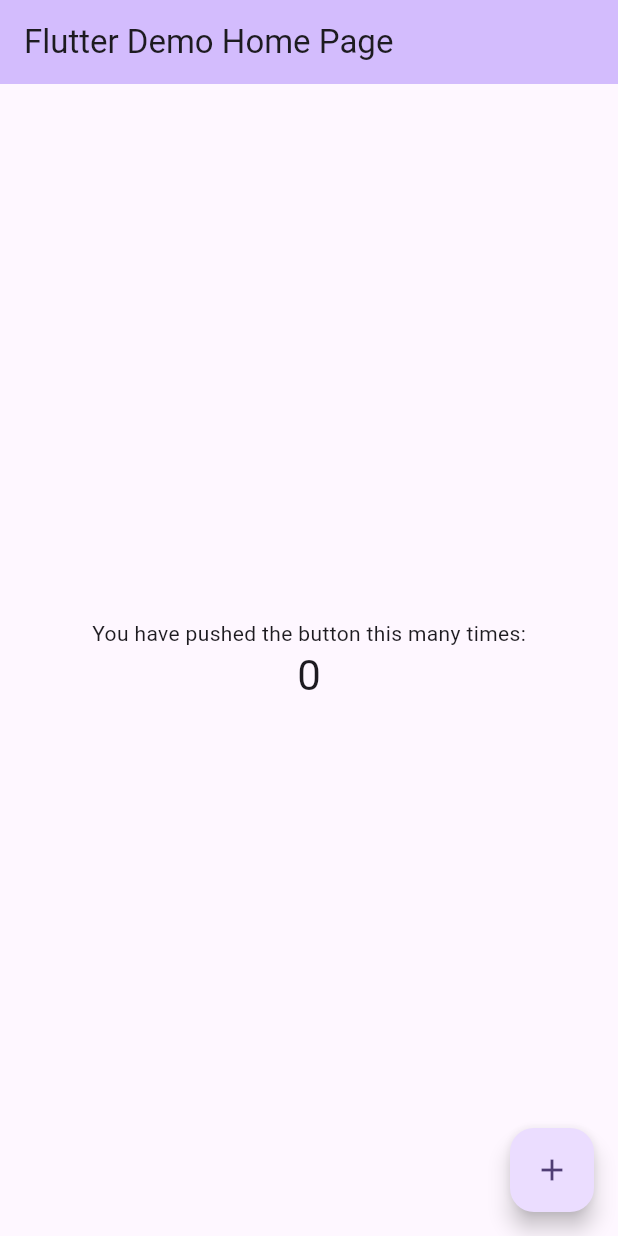
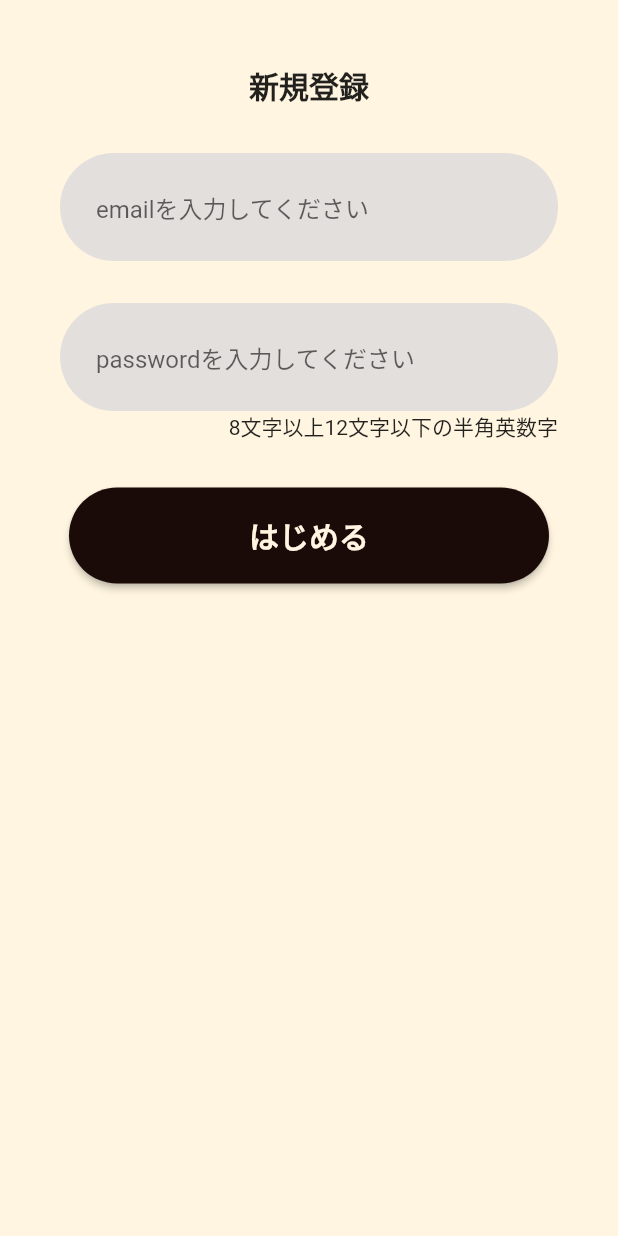
Before and after one commit to mine2424/flagger_app, a Flutter app: the screen it shows after launch, on a phone screen of 412 x 824 dp. Run offline on Flutter 3.47's test engine with Material 2 defaults, Android fonts, the phone set to English and light mode, and no system bars; our stand-ins replace flutter_riverpod, gap, hooks_riverpod.

Commit message:
signUp画面作成

```diff
--- a/lib/main.dart
+++ b/lib/main.dart
@@ -1,126 +1,27 @@
 import 'package:flutter/material.dart';
+import 'package:flutter_riverpod/flutter_riverpod.dart';
 import 'package:hooks_riverpod/hooks_riverpod.dart';
+import 'package:oprol_template/presentation/screen/auth_screen/sign_up_screen.dart';
 
-void main() {
+
+void main() async {
   runApp(const ProviderScope(child: MyApp()));
 }
 
-class MyApp extends StatelessWidget {
+class MyApp extends HookConsumerWidget {
   const MyApp({super.key});
 
-  // This widget is the root of your application.
   @override
-  Widget build(BuildContext context) {
+  Widget build(BuildContext context, WidgetRef ref) {
+
     return MaterialApp(
-      title: 'Flutter Demo',
-      theme: ThemeData(
-        // This is the theme of your application.
-        //
-        // TRY THIS: Try running your application with "flutter run". You'll see
-        // the application has a blue toolbar. Then, without quitting the app,
-        // try changing the seedColor in the colorScheme below to Colors.green
-        // and then invoke "hot reload" (save your changes or press the "hot
-        // reload" button in a Flutter-supported IDE, or press "r" if you used
-        // the command line to start the app).
-        //
-        // Notice that the counter didn't reset back to zero; the application
-        // state is not lost during the reload. To reset the state, use hot
-        // restart instead.
-        //
-        // This works for code too, not just values: Most code changes can be
-        // tested with just a hot reload.
-        colorScheme: ColorScheme.fromSeed(seedColor: Colors.deepPurple),
-        useMaterial3: true,
-      ),
-      home: const MyHomePage(title: 'Flutter Demo Home Page'),
+        debugShowCheckedModeBanner: false,
+        title: 'beta',
+        theme: ThemeData(
+          primarySwatch: Colors.blue,
+        ),
+        home: const SignUpScreen()
     );
+
   }
 }
-
-class MyHomePage extends StatefulWidget {
-  const MyHomePage({required this.title, super.key});
-
-  // This widget is the home page of your application. It is stateful, meaning
-  // that it has a State object (defined below) that contains fields that affect
-  // how it looks.
-
-  // This class is the configuration for the state. It holds the values (in this
-  // case the title) provided by the parent (in this case the App widget) and
-  // used by the build method of the State. Fields in a Widget subclass are
-  // always marked "final".
-
-  final String title;
-
-  @override
-  State<MyHomePage> createState() => _MyHomePageState();
-}
-
-class _MyHomePageState extends State<MyHomePage> {
-  int _counter = 0;
-
-  void _incrementCounter() {
-    setState(() {
-      // This call to setState tells the Flutter framework that something has
-      // changed in this State, which causes it to rerun the build method below
-      // so that the display can reflect the updated values. If we changed
-      // _counter without calling setState(), then the build method would not be
-      // called again, and so nothing would appear to happen.
-      _counter++;
-    });
-  }
-
-  @override
-  Widget build(BuildContext context) {
-    // This method is rerun every time setState is called, for instance as done
-    // by the _incrementCounter method above.
-    //
-    // The Flutter framework has been optimized to make rerunning build methods
-    // fast, so that you can just rebuild anything that needs updating rather
-    // than having to individually change instances of widgets.
-    return Scaffold(
-      appBar: AppBar(
-        // TRY THIS: Try changing the color here to a specific color (to
-        // Colors.amber, perhaps?) and trigger a hot reload to see the AppBar
-        // change color while the other colors stay the same.
-        backgroundColor: Theme.of(context).colorScheme.inversePrimary,
-        // Here we take the value from the MyHomePage object that was created by
-        // the App.build method, and use it to set our appbar title.
-        title: Text(widget.title),
-      ),
-      body: Center(
-        // Center is a layout widget. It takes a single child and positions it
-        // in the middle of the parent.
-        child: Column(
-          // Column is also a layout widget. It takes a list of children and
-          // arranges them vertically. By default, it sizes itself to fit its
-          // children horizontally, and tries to be as tall as its parent.
-          //
-          // Column has various properties to control how it sizes itself and
-          // how it positions its children. Here we use mainAxisAlignment to
-          // center the children vertically; the main axis here is the vertical
-          // axis because Columns are vertical (the cross axis would be
-          // horizontal).
-          //
-          // TRY THIS: Invoke "debug painting" (choose the "Toggle Debug Paint"
-          // action in the IDE, or press "p" in the console), to see the
-          // wireframe for each widget.
-          mainAxisAlignment: MainAxisAlignment.center,
-          children: <Widget>[
-            const Text(
-              'You have pushed the button this many times:',
-            ),
-            Text(
-              '$_counter',
-              style: Theme.of(context).textTheme.headlineMedium,
-            ),
-          ],
-        ),
-      ),
-      floatingActionButton: FloatingActionButton(
-        onPressed: _incrementCounter,
-        tooltip: 'Increment',
-        child: const Icon(Icons.add),
-      ), // This trailing comma makes auto-formatting nicer for build methods.
-    );
-  }
-}
--- /dev/null
+++ b/lib/presentation/screen/auth_screen/auth_screen_component/text_filed.dart
@@ -0,0 +1,29 @@
+import 'package:flutter/cupertino.dart';
+import 'package:flutter/material.dart';
+
+class TextFieldComponent extends StatelessWidget {
+  const TextFieldComponent({
+    required this.controller, required this.hintText, super.key,
+  });
+
+  final TextEditingController controller;
+  final String hintText;
+
+  @override
+  Widget build(BuildContext context) {
+    return TextFormField(
+      controller: controller,
+      decoration: InputDecoration(
+        filled: true,
+        fillColor: const Color(0xffe3dfdc),
+        contentPadding:
+            const EdgeInsets.symmetric(vertical: 24, horizontal: 24),
+        border: OutlineInputBorder(
+          borderRadius: BorderRadius.circular(40),
+          borderSide: BorderSide.none,
+        ),
+        hintText: hintText,
+      ),
+    );
+  }
+}
--- /dev/null
+++ b/lib/presentation/screen/auth_screen/sign_up_screen.dart
@@ -0,0 +1,83 @@
+import 'package:flutter/cupertino.dart';
+import 'package:flutter/material.dart';
+import 'package:gap/gap.dart';
+import 'package:hooks_riverpod/hooks_riverpod.dart';
+import 'package:oprol_template/presentation/screen/auth_screen/auth_screen_component/text_filed.dart';
+
+class SignUpScreen extends HookConsumerWidget {
+  const SignUpScreen({super.key});
+
+  @override
+  Widget build(BuildContext context, WidgetRef ref) {
+    final emailController = TextEditingController();
+    final passwordController = TextEditingController();
+
+    return Scaffold(
+      backgroundColor: const Color(0xFFFFF5E0),
+      body: ListView(children: [
+        Padding(
+          padding: const EdgeInsets.all(40),
+          child: Column(
+            mainAxisAlignment: MainAxisAlignment.center,
+            children: [
+              const Gap(2),
+              const Text(
+                '新規登録',
+                style: TextStyle(
+                  fontSize: 20,
+                  fontWeight: FontWeight.bold,
+                ),
+              ),
+              const Gap(2),
+              Padding(
+                padding: const EdgeInsets.only(top: 28.0),
+                child: TextFieldComponent(
+                  controller: emailController,
+                  hintText: 'emailを入力してください',
+                ),
+              ),
+              Padding(
+                padding: const EdgeInsets.only(top: 28.0),
+                child: TextFieldComponent(
+                  controller: passwordController,
+                  hintText: 'passwordを入力してください',
+                ),
+              ),
+              const Align(
+                  alignment: Alignment.centerRight,
+                  child: Text('8文字以上12文字以下の半角英数字')),
+              const SizedBox(height: 30,),
+              SizedBox(
+                height: 64,
+                width: 320,
+                child: ElevatedButton(
+                  onPressed: () async {
+                    print(emailController);
+                  },
+                  style: ButtonStyle(
+                    backgroundColor: MaterialStateProperty.all<Color>(
+                        const Color(0xFF1a0b08)),
+                    foregroundColor: MaterialStateProperty.all<Color>(
+                        const Color(0xFFFFF5E0)),
+                    shape: MaterialStateProperty.all<RoundedRectangleBorder>(
+                      RoundedRectangleBorder(
+                        borderRadius: BorderRadius.circular(40.0),
+                      ),
+                    ),
+                  ),
+                  child: const Text(
+                    'はじめる',
+                    style: TextStyle(
+                      fontSize: 20,
+                      fontWeight: FontWeight.bold,
+                    ),
+                  ),
+                ),
+              ),
+            ],
+          ),
+        ),
+      ]),
+    );
+  }
+}
```
Also changed, not shown: 1 other file.
